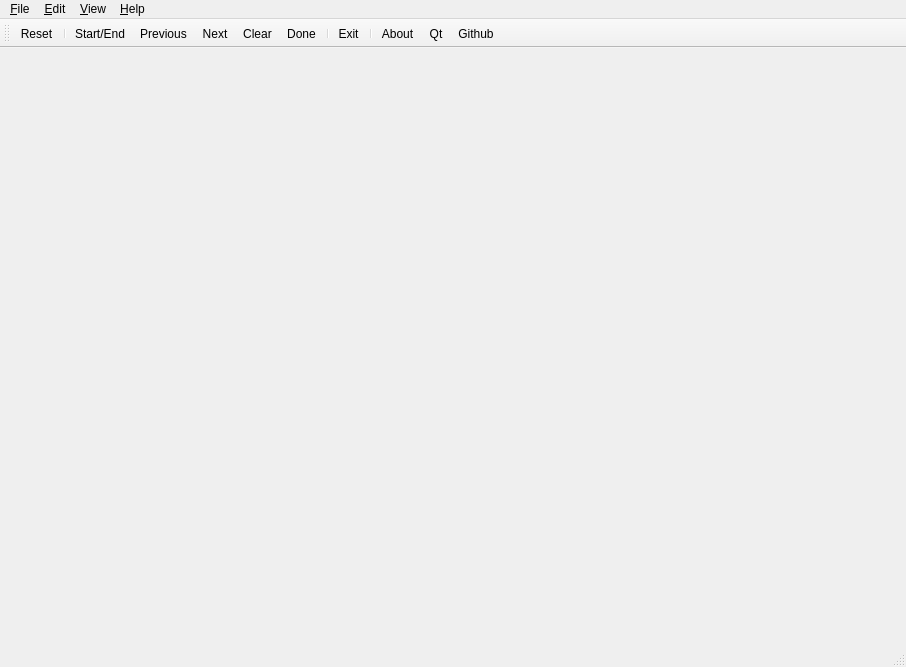
Old version of the form src/qt/mainwindow.ui in the repository seyrenus/BlackWidow.
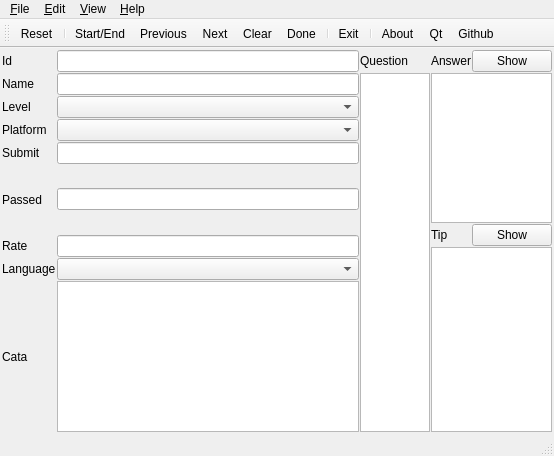
New version of the form. The open tabs and pages were chosen to show the change. Icons and pictures are not drawn.

Commit message: 添加新界面

Diff of the .ui file:
```diff
--- a/src/qt/mainwindow.ui
+++ b/src/qt/mainwindow.ui
@@ -6,8 +6,8 @@
    <rect>
     <x>0</x>
     <y>0</y>
-    <width>906</width>
-    <height>667</height>
+    <width>510</width>
+    <height>456</height>
    </rect>
   </property>
   <property name="windowTitle">
@@ -108,7 +108,172 @@
         </item>
        </layout>
       </widget>
-      <widget class="QWidget" name="pageQ"/>
+      <widget class="QWidget" name="pageQ">
+       <layout class="QGridLayout" name="layoutGQ">
+        <property name="leftMargin">
+         <number>1</number>
+        </property>
+        <property name="topMargin">
+         <number>1</number>
+        </property>
+        <property name="rightMargin">
+         <number>1</number>
+        </property>
+        <property name="bottomMargin">
+         <number>1</number>
+        </property>
+        <property name="spacing">
+         <number>1</number>
+        </property>
+        <item row="6" column="3" rowspan="2">
+         <widget class="QLabel" name="QLabelTip">
+          <property name="text">
+           <string>Tip</string>
+          </property>
+         </widget>
+        </item>
+        <item row="1" column="3" rowspan="5" colspan="2">
+         <widget class="QPlainTextEdit" name="QTextAnswer"/>
+        </item>
+        <item row="7" column="1" rowspan="2">
+         <widget class="QLineEdit" name="QLineRate"/>
+        </item>
+        <item row="7" column="0" rowspan="2">
+         <widget class="QLabel" name="QLabelRate">
+          <property name="text">
+           <string>Rate</string>
+          </property>
+         </widget>
+        </item>
+        <item row="1" column="2" rowspan="11">
+         <widget class="QTextEdit" name="QTextQuestion"/>
+        </item>
+        <item row="4" column="0">
+         <widget class="QLabel" name="QLabelSubmit">
+          <property name="text">
+           <string>Submit</string>
+          </property>
+         </widget>
+        </item>
+        <item row="11" column="0" colspan="2">
+         <spacer name="QSpacerVFrame">
+          <property name="orientation">
+           <enum>Qt::Vertical</enum>
+          </property>
+          <property name="sizeHint" stdset="0">
+           <size>
+            <width>357</width>
+            <height>0</height>
+           </size>
+          </property>
+         </spacer>
+        </item>
+        <item row="5" column="0" rowspan="2">
+         <widget class="QLabel" name="QLabelPassed">
+          <property name="text">
+           <string>Passed</string>
+          </property>
+         </widget>
+        </item>
+        <item row="10" column="1">
+         <widget class="QPlainTextEdit" name="QPlainTextCata"/>
+        </item>
+        <item row="0" column="4">
+         <widget class="QPushButton" name="QButtonShowAnswer">
+          <property name="text">
+           <string>Show</string>
+          </property>
+         </widget>
+        </item>
+        <item row="3" column="1">
+         <widget class="QComboBox" name="QCBPlatform"/>
+        </item>
+        <item row="8" column="3" rowspan="4" colspan="2">
+         <widget class="QPlainTextEdit" name="QTextTip"/>
+        </item>
+        <item row="1" column="1">
+         <widget class="QLineEdit" name="QLineName"/>
+        </item>
+        <item row="10" column="0">
+         <widget class="QLabel" name="QLabelCata">
+          <property name="text">
+           <string>Cata</string>
+          </property>
+         </widget>
+        </item>
+        <item row="0" column="2">
+         <widget class="QLabel" name="QLabelQuestion">
+          <property name="text">
+           <string>Question</string>
+          </property>
+         </widget>
+        </item>
+        <item row="1" column="0">
+         <widget class="QLabel" name="QLabelName">
+          <property name="text">
+           <string>Name</string>
+          </property>
+         </widget>
+        </item>
+        <item row="5" column="1" rowspan="2">
+         <widget class="QLineEdit" name="QLinePassed"/>
+        </item>
+        <item row="0" column="3">
+         <widget class="QLabel" name="QLabelAnswer">
+          <property name="text">
+           <string>Answer</string>
+          </property>
+         </widget>
+        </item>
+        <item row="9" column="1">
+         <widget class="QComboBox" name="QCBLanguage"/>
+        </item>
+        <item row="0" column="0">
+         <widget class="QLabel" name="QLabelId">
+          <property name="text">
+           <string>Id</string>
+          </property>
+         </widget>
+        </item>
+        <item row="6" column="4" rowspan="2">
+         <widget class="QPushButton" name="QButtonShowTip">
+          <property name="text">
+           <string>Show</string>
+          </property>
+         </widget>
+        </item>
+        <item row="2" column="1">
+         <widget class="QComboBox" name="QCBLevel"/>
+        </item>
+        <item row="0" column="1">
+         <widget class="QLineEdit" name="QLineId"/>
+        </item>
+        <item row="2" column="0">
+         <widget class="QLabel" name="QLabelLevel">
+          <property name="text">
+           <string>Level</string>
+          </property>
+         </widget>
+        </item>
+        <item row="4" column="1">
+         <widget class="QLineEdit" name="QLineSubmit"/>
+        </item>
+        <item row="3" column="0">
+         <widget class="QLabel" name="QLabelPlatform">
+          <property name="text">
+           <string>Platform</string>
+          </property>
+         </widget>
+        </item>
+        <item row="9" column="0">
+         <widget class="QLabel" name="QLabelLanguage">
+          <property name="text">
+           <string>Language</string>
+          </property>
+         </widget>
+        </item>
+       </layout>
+      </widget>
      </widget>
     </item>
    </layout>
@@ -118,7 +283,7 @@
     <rect>
      <x>0</x>
      <y>0</y>
-     <width>906</width>
+     <width>510</width>
      <height>29</height>
     </rect>
    </property>
```
Left out of the diff: 4 changed lines with no effect on the pictures.
